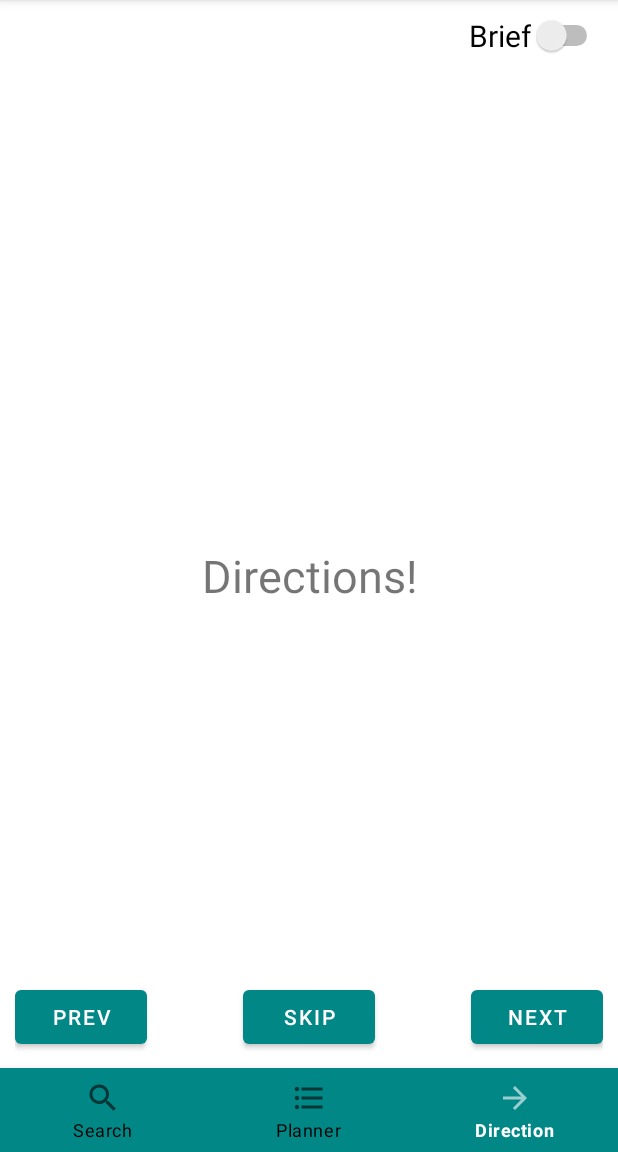
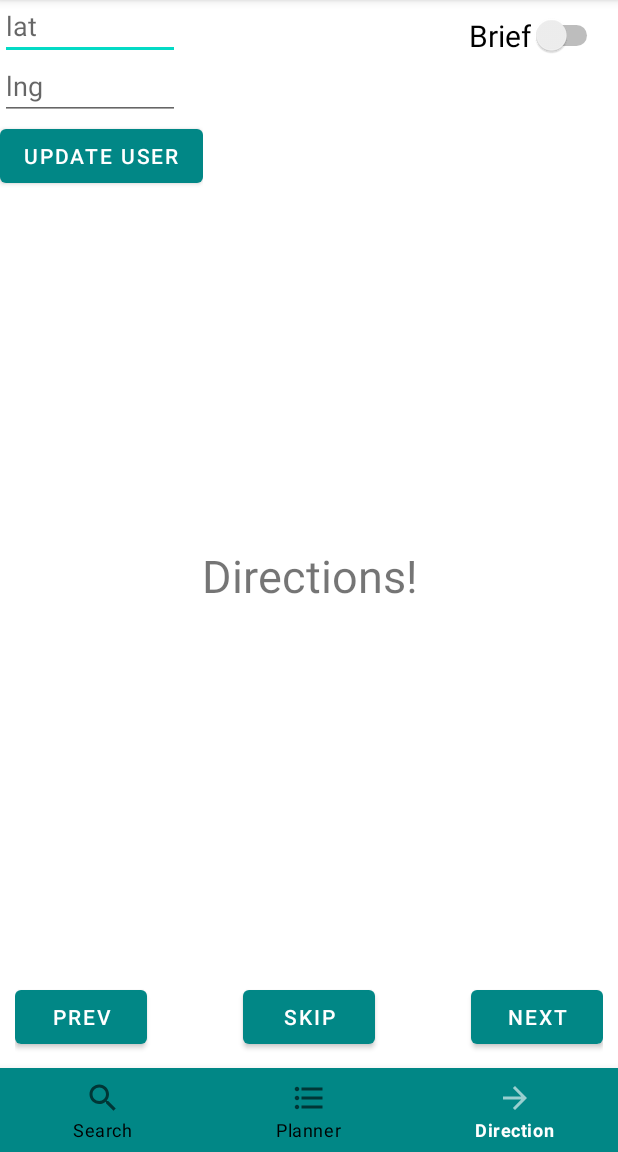
Before and after one commit to CSE-110-Spring-2022/zooseeker-cse-110-team-24, an Android app: the DirectionActivity screen opened directly, with no data from a screen before it, on a phone screen of 412 x 824 dp, the part 84-1236 px from its top. Run offline under Robolectric (Android 15) with nearby library versions, the phone set to English and light mode, and no system bars; our stand-ins replace Room's generated code; libraries missing offline, so code that uses them is left out: org.jgrapht, org.jgrapht.graph, org.jgrapht.nio; 10 statements that could not run were skipped.

Commit message:
ugly current user location in progress

```diff
--- a/app/src/main/java/com/example/zooseekerteam24/DirectionActivity.java
+++ b/app/src/main/java/com/example/zooseekerteam24/DirectionActivity.java
@@ -18,9 +18,11 @@ import android.os.Bundle;
 import android.util.Log;
 import android.util.Pair;
 import android.view.View;
+import android.widget.EditText;
 import android.widget.Switch;
 import android.widget.TextView;
 
+import com.example.zooseekerteam24.location.Coord;
 import com.example.zooseekerteam24.location.Coords;
 import com.example.zooseekerteam24.location.LocationModel;
 import com.example.zooseekerteam24.location.LocationPermissionChecker;
@@ -277,6 +279,15 @@ public class DirectionActivity extends AppCompatActivity {
         }
     }
 
+    public void onUpdateUserClicked(View view) {
+        EditText latInput = findViewById(R.id.lat);
+        EditText lngInput = findViewById(R.id.lng);
+        var lat = Double.parseDouble(latInput.getText().toString());
+        var lng = Double.parseDouble(lngInput.getText().toString());
+        model.setLastKnownCoords(Coord.of(lat, lng));
+        Log.d(TAG, "user location is " + model.getLastKnownCoords().getValue());
+    }
+
     /**
      * Method: onPrevButtonClicked
      * Desc  : Handles the clicking of the "Prev" button
@@ -424,6 +435,7 @@ public class DirectionActivity extends AppCompatActivity {
         String fromId = route.get(i).id;
         String toId = route.get(i + direction).id;
 
+
         if (distance > 0){
             sb.append(distance + " meters along\n");
             sb.append(Objects.requireNonNull(edges.get((g.getEdge(fromId, toId)).getId())).street); // street name
@@ -462,4 +474,5 @@ public class DirectionActivity extends AppCompatActivity {
     }
 
 
+
 }
--- a/app/src/main/res/layout/activity_direction.xml
+++ b/app/src/main/res/layout/activity_direction.xml
@@ -6,17 +6,40 @@
     android:layout_height="match_parent"
     tools:context=".DirectionActivity">
 
+    <RelativeLayout
+        android:layout_width="wrap_content"
+        android:layout_height="wrap_content">
+        <EditText
+            android:layout_width="120dp"
+            android:layout_height="40dp"
+            android:hint="lat"
+            android:id="@+id/lat"/>
+        <EditText
+            android:layout_width="120dp"
+            android:layout_height="40dp"
+            android:layout_below="@id/lat"
+            android:hint="lng"
+            android:id="@+id/lng"/>
+        <Button
+            android:layout_width="wrap_content"
+            android:layout_height="wrap_content"
+            android:layout_below="@id/lng"
+            android:text="update user"
+            android:id="@+id/btnUpdateUser"
+            android:onClick="onUpdateUserClicked"/>
+    </RelativeLayout>
+
     <Switch
         android:id="@+id/directionSwitch"
         android:layout_width="wrap_content"
         android:layout_height="wrap_content"
         android:layout_alignParentTop="true"
         android:layout_alignParentRight="true"
+        android:layout_marginTop="10dp"
+        android:onClick="onSwitchClicked"
+        android:paddingHorizontal="10dp"
         android:text="Brief"
-        android:textSize="20sp"
-        android:onClick="onSwitchClicked"
-        android:layout_marginTop="10dp"
-        android:paddingHorizontal="10dp"/>
+        android:textSize="20sp" />
 
     <TextView
         android:id="@+id/directionsText"
```
